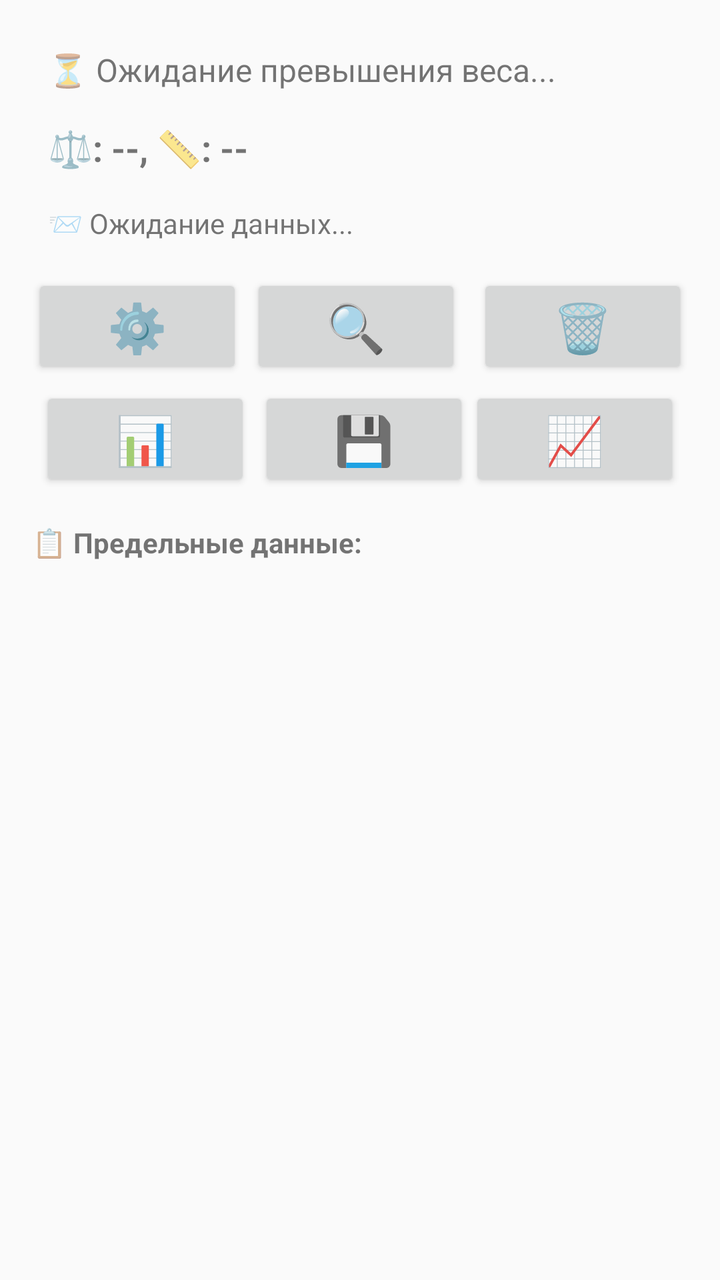
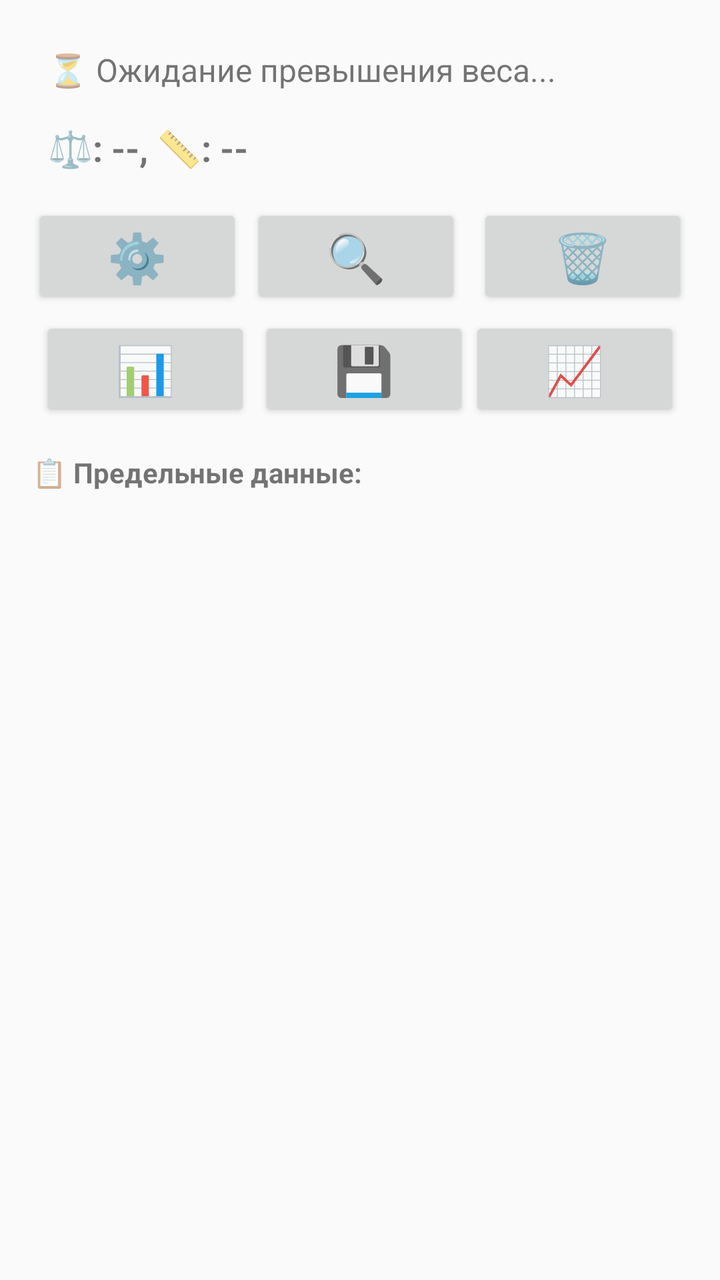

Before-and-after screenshots of an Android layout around one commit, followed by the original layout XML and the change that was made.
<!-- AndroidManifest.xml: application theme Theme.AppCompat.Light -->
<!-- res/layout/activity_main.xml -->
<?xml version="1.0" encoding="utf-8"?>
<LinearLayout xmlns:android="http://schemas.android.com/apk/res/android"
    xmlns:app="http://schemas.android.com/apk/res-auto"
    android:layout_width="match_parent"
    android:layout_height="match_parent"
    android:orientation="vertical"
    android:padding="16dp">

    
    <TextView
        android:id="@+id/tvStatus"
        android:layout_width="match_parent"
        android:layout_height="wrap_content"
        android:text="⏳ Ожидание превышения веса..."
        android:textSize="16sp"
        android:padding="8dp" />

    
    <TextView
        android:id="@+id/tvWeightDistance"
        android:layout_width="match_parent"
        android:layout_height="wrap_content"
        android:text="⚖️: --, 📏: --"
        android:textSize="18sp"
        android:padding="8dp"
        android:textStyle="bold" />

    
    <TextView
        android:id="@+id/tvRawData"
        android:layout_width="match_parent"
        android:layout_height="wrap_content"
        android:text="📨 Ожидание данных..."
        android:textSize="14sp"
        android:padding="8dp"
        android:maxLines="2"
        android:ellipsize="end" />

    
    <LinearLayout
        android:layout_width="match_parent"
        android:layout_height="wrap_content"
        android:orientation="horizontal"
        android:layout_marginTop="8dp">

        <Button
            android:id="@+id/btnSettings"
            android:layout_width="0dp"
            android:layout_height="wrap_content"
            android:layout_weight="1"
            android:text="⚙️"
            android:textSize="24sp"
            android:layout_marginEnd="4dp" />

        <Button
            android:id="@+id/btnScan"
            android:layout_width="0dp"
            android:layout_height="wrap_content"
            android:layout_weight="1"
            android:text="🔍"
            android:textSize="24sp"
            android:layout_marginEnd="4dp" />

        <Button
            android:id="@+id/btnClear"
            android:layout_width="0dp"
            android:layout_height="wrap_content"
            android:layout_weight="1"
            android:text="🗑️"
            android:textSize="24sp"
            android:layout_marginStart="4dp" />
    </LinearLayout>

    <LinearLayout
        android:layout_width="match_parent"
        android:layout_height="wrap_content"
        android:orientation="horizontal"
        android:layout_marginTop="4dp">

        <Button
            android:id="@+id/btnDataTable"
            android:layout_width="0dp"
            android:layout_height="wrap_content"
            android:layout_weight="1"
            android:text="📊"
            android:textSize="24sp"
            android:layout_marginStart="4dp" />

        <Button
            android:id="@+id/btnSaveDiff"
            android:layout_width="0dp"
            android:layout_height="wrap_content"
            android:layout_weight="1"
            android:text="💾"
            android:textSize="24sp"
            android:layout_marginStart="4dp" />

        <Button
            android:id="@+id/btnStatistics"
            android:layout_width="0dp"
            android:layout_height="wrap_content"
            android:layout_weight="1"
            android:text="📈"
            android:textSize="24sp"
            android:layout_marginEnd="4dp" />
    </LinearLayout>

    
    <TextView
        android:layout_width="match_parent"
        android:layout_height="wrap_content"
        android:text="📋 Предельные данные:"
        android:textStyle="bold"
        android:layout_marginTop="16dp" />

    <ScrollView
        android:id="@+id/limitDataScrollView"
        android:layout_width="match_parent"
        android:layout_height="0dp"
        android:layout_weight="1"
        android:fillViewport="true">

        <TableLayout
            android:id="@+id/tableLimitData"
            android:layout_width="match_parent"
            android:layout_height="wrap_content"
            android:stretchColumns="*" />

    </ScrollView>

</LinearLayout>
<!-- resources referenced by this layout -->
<resources>

</resources>

<!-- the commit's change to res/layout/activity_main.xml (unified diff, before → after) -->
@@ -26,15 +26,6 @@
         android:textStyle="bold" />
 
     
-    <TextView
-        android:id="@+id/tvRawData"
-        android:layout_width="match_parent"
-        android:layout_height="wrap_content"
-        android:text="📨 Ожидание данных..."
-        android:textSize="14sp"
-        android:padding="8dp"
-        android:maxLines="2"
-        android:ellipsize="end" />
 
     
     <LinearLayout
